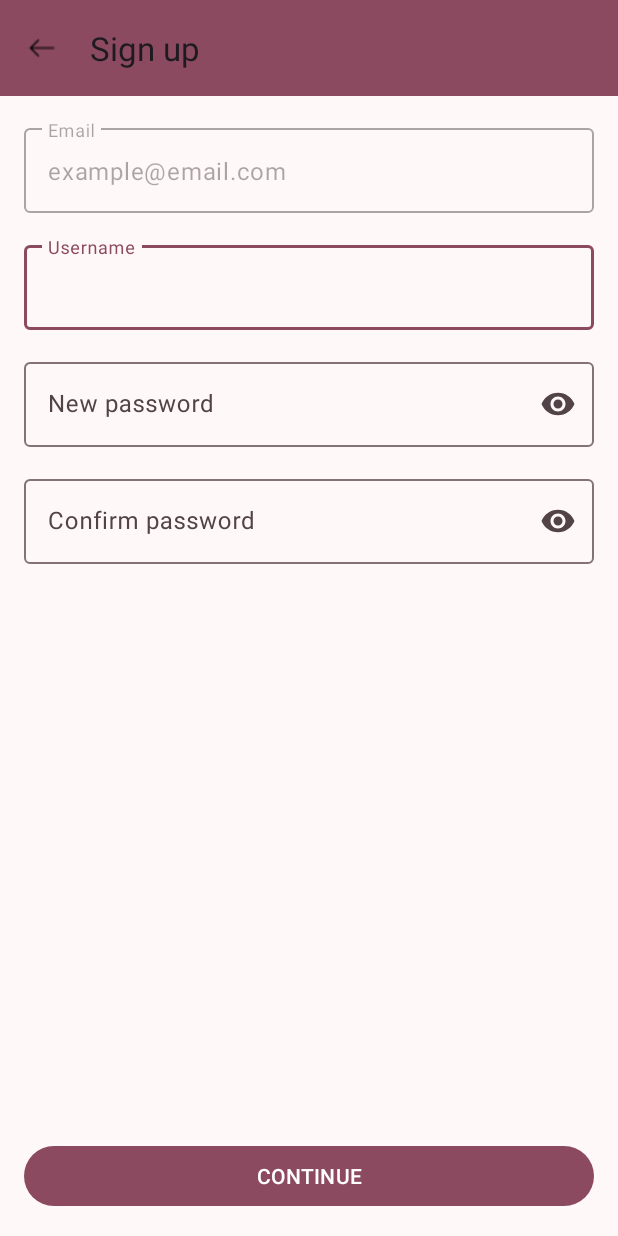
After one commit to nuongwx/mobile, an Android app: the SignUpInfoActivity screen opened directly, with no data from a screen before it, on a phone screen of 412 x 824 dp. The commit adds this screen. Run offline under Robolectric (Android 15) with nearby library versions, the light colour scheme and no system bars.

Commit message:
DT-12 initial layout

```diff
--- a/app/src/main/AndroidManifest.xml
+++ b/app/src/main/AndroidManifest.xml
@@ -12,6 +12,12 @@
         android:roundIcon="@mipmap/ic_launcher_round"
         android:supportsRtl="true"
         android:theme="@style/AppTheme">
+        <activity
+            android:name=".SignUpInfoActivity"
+            android:exported="false" />
+        <activity
+            android:name=".SignUpActivity"
+            android:exported="false" />
         <activity
             android:name=".EnterNewPasswordActivity"
             android:exported="false" />
--- /dev/null
+++ b/app/src/main/java/com/example/datto/SignUpInfoActivity.kt
@@ -0,0 +1,25 @@
+package com.example.datto
+
+import android.os.Bundle
+import androidx.activity.enableEdgeToEdge
+import androidx.appcompat.app.AppCompatActivity
+import androidx.core.view.ViewCompat
+import androidx.core.view.WindowInsetsCompat
+import com.google.android.material.appbar.MaterialToolbar
+
+class SignUpInfoActivity : AppCompatActivity() {
+    override fun onCreate(savedInstanceState: Bundle?) {
+        super.onCreate(savedInstanceState)
+        enableEdgeToEdge()
+        setContentView(R.layout.activity_sign_up_info)
+        ViewCompat.setOnApplyWindowInsetsListener(findViewById(R.id.main)) { v, insets ->
+            val systemBars = insets.getInsets(WindowInsetsCompat.Type.systemBars())
+            v.setPadding(systemBars.left, systemBars.top, systemBars.right, systemBars.bottom)
+            insets
+        }
+        val materialToolbar = findViewById<MaterialToolbar>(R.id.materialToolbar)
+        materialToolbar.setNavigationOnClickListener {
+            finish()
+        }
+    }
+}
--- /dev/null
+++ b/app/src/main/res/layout/activity_sign_up_info.xml
@@ -0,0 +1,117 @@
+<?xml version="1.0" encoding="utf-8"?>
+<androidx.constraintlayout.widget.ConstraintLayout xmlns:android="http://schemas.android.com/apk/res/android"
+    xmlns:app="http://schemas.android.com/apk/res-auto"
+    xmlns:tools="http://schemas.android.com/tools"
+    android:id="@+id/main"
+    android:layout_width="match_parent"
+    android:layout_height="match_parent"
+    tools:context=".SignUpInfoActivity">
+    <com.google.android.material.appbar.MaterialToolbar
+        android:id="@+id/materialToolbar"
+        android:layout_width="match_parent"
+        android:layout_height="wrap_content"
+        android:background="?attr/colorPrimary"
+        android:minHeight="?attr/actionBarSize"
+        android:theme="?attr/actionBarTheme"
+        app:layout_constraintStart_toStartOf="parent"
+        app:layout_constraintTop_toTopOf="parent"
+        app:navigationIcon="@drawable/arrow_back"
+        app:title="@string/sign_up_title" />
+
+    <com.google.android.material.textfield.TextInputLayout
+        android:id="@+id/input_email_container"
+        android:layout_width="match_parent"
+        android:layout_height="wrap_content"
+        android:hint="@string/email"
+        android:enabled="false"
+        android:layout_marginTop="16dp"
+        android:layout_marginHorizontal="16dp"
+        app:layout_constraintEnd_toEndOf="parent"
+        app:layout_constraintStart_toStartOf="parent"
+        app:layout_constraintTop_toBottomOf="@+id/materialToolbar">
+
+        <com.google.android.material.textfield.TextInputEditText
+            android:id="@+id/input_email"
+            android:inputType="text"
+            android:text="example@email.com"
+            android:layout_width="match_parent"
+            android:layout_height="wrap_content"
+
+            />
+
+    </com.google.android.material.textfield.TextInputLayout>
+
+    <com.google.android.material.textfield.TextInputLayout
+        android:id="@+id/input_username_container"
+        android:layout_width="match_parent"
+        android:layout_height="wrap_content"
+        android:hint="@string/username"
+        android:layout_marginTop="16dp"
+        android:layout_marginHorizontal="16dp"
+        app:layout_constraintEnd_toEndOf="parent"
+        app:layout_constraintStart_toStartOf="parent"
+        app:layout_constraintTop_toBottomOf="@+id/input_email_container">
+
+        <com.google.android.material.textfield.TextInputEditText
+            android:id="@+id/input_username"
+            android:inputType="text"
+            android:layout_width="match_parent"
+            android:layout_height="wrap_content"/>
+
+    </com.google.android.material.textfield.TextInputLayout>
+
+    <com.google.android.material.textfield.TextInputLayout
+        android:id="@+id/input_password_container"
+        android:layout_width="match_parent"
+        android:layout_height="wrap_content"
+        android:hint="New password"
+        android:layout_marginTop="16dp"
+        android:layout_marginHorizontal="16dp"
+        app:endIconMode="password_toggle"
+        app:layout_constraintEnd_toEndOf="parent"
+        app:layout_constraintStart_toStartOf="parent"
+        app:layout_constraintTop_toBottomOf="@+id/input_username_container">
+
+        <com.google.android.material.textfield.TextInputEditText
+            android:id="@+id/input_password"
+            android:inputType="textPassword"
+            android:layout_width="match_parent"
+            android:layout_height="wrap_content"
+            />
+
+    </com.google.android.material.textfield.TextInputLayout>
+
+    <com.google.android.material.textfield.TextInputLayout
+        android:id="@+id/confirm_password_container"
+        android:layout_width="match_parent"
+        android:layout_height="wrap_content"
+        android:hint="Confirm password"
+        android:layout_marginTop="16dp"
+        android:layout_marginHorizontal="16dp"
+        app:endIconMode="password_toggle"
+        app:layout_constraintEnd_toEndOf="parent"
+        app:layout_constraintStart_toStartOf="parent"
+        app:layout_constraintTop_toBottomOf="@+id/input_password_container">
+
+        <com.google.android.material.textfield.TextInputEditText
+            android:id="@+id/confirm_password"
+            android:inputType="textPassword"
+            android:layout_width="match_parent"
+            android:layout_height="wrap_content"
+            />
+
+    </com.google.android.material.textfield.TextInputLayout>
+
+    <Button
+        android:id="@+id/continue_button"
+        android:layout_width="match_parent"
+        android:layout_height="wrap_content"
+        android:text="Continue"
+        android:textAllCaps="true"
+        app:layout_constraintStart_toStartOf="parent"
+        app:layout_constraintEnd_toEndOf="parent"
+        app:layout_constraintBottom_toBottomOf="parent"
+        android:layout_marginBottom="16dp"
+        android:layout_marginHorizontal="16dp"
+        />
+</androidx.constraintlayout.widget.ConstraintLayout>
--- a/app/src/main/res/values/strings.xml
+++ b/app/src/main/res/values/strings.xml
@@ -7,4 +7,5 @@
     <string name="required_helper_text">*Required</string>
     <string name="reset_password">Reset password</string>
     <string name="verify_otp">Verify OTP</string>
+    <string name="sign_up_title">Sign up</string>
 </resources>
```
Also changed, not shown: app/src/main/java/com/example/datto/SignUpActivity.kt (added, +25 -0 lines), app/src/main/res/layout/activity_sign_up.xml (added, +109 -0 lines).
